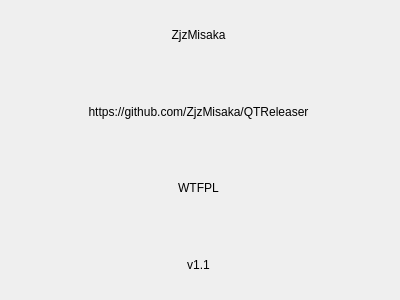
Above: about.ui from ZjzMisaka/QTReleaser before the change. Below: the same form after it.
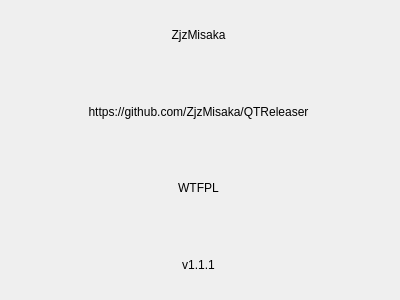
That is the form after the change.

Commit message: 界面优化美化

Patch:
```diff
--- a/about.ui
+++ b/about.ui
@@ -56,7 +56,7 @@
     <item>
      <widget class="QLabel" name="label_4">
       <property name="text">
-       <string>v1.1</string>
+       <string>v1.1.1</string>
       </property>
       <property name="alignment">
        <set>Qt::AlignCenter</set>
```
The commit also changes 3 other files.
